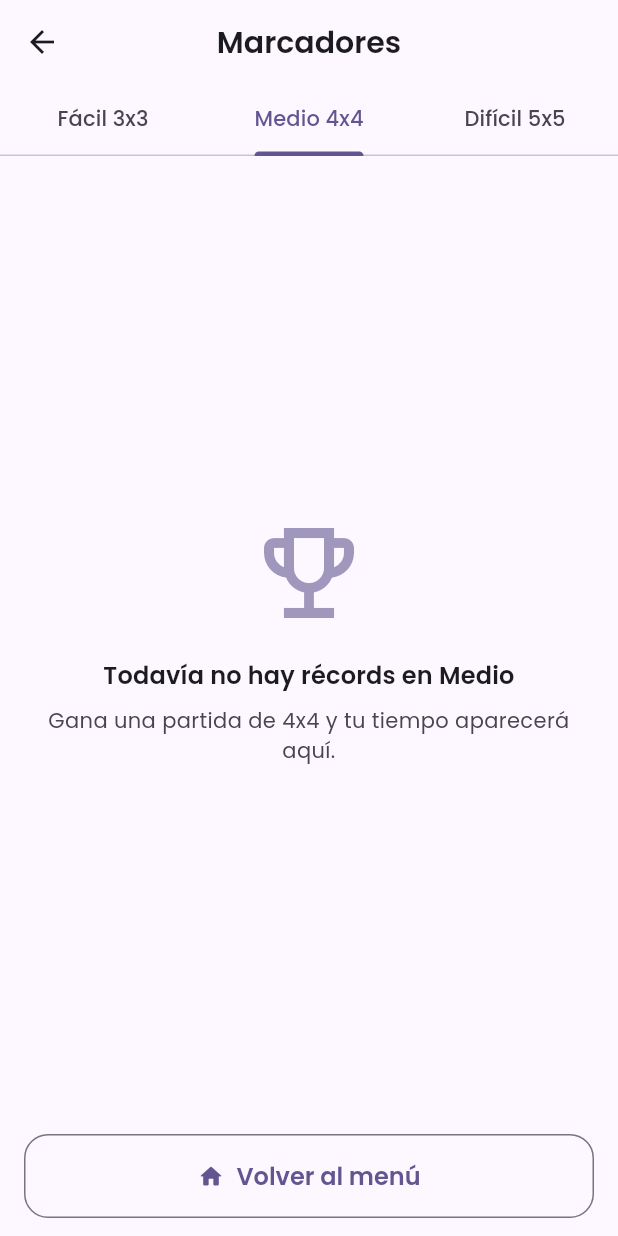
After one commit to vgallo1212/puzzle15-flutter, a Flutter app: the screen it shows after launch, after a tap on "Marcadores", on a phone screen of 412 x 824 dp. The commit adds this screen. Run offline on Flutter 3.47's test engine with Material 3 defaults, Android fonts, the phone set to English and light mode, and no system bars; our stand-ins replace animate_do, shared_preferences.

Commit message:
Pantalla de marcadores por dificultad

```diff
--- a/lib/screens/menu_screen.dart
+++ b/lib/screens/menu_screen.dart
@@ -10,6 +10,7 @@ import '../widgets/game_logo.dart';
 import '../widgets/menu_button.dart';
 import 'game_screen.dart';
 import 'instructions_screen.dart';
+import 'scores_screen.dart';
 import 'settings_screen.dart';
 
 class MenuScreen extends StatelessWidget {
@@ -122,6 +123,17 @@ class MenuScreen extends StatelessWidget {
                         else
                           const SizedBox(height: 14),
                         Entrance(
+                          delay: const Duration(milliseconds: 300),
+                          child: MenuButton(
+                            icon: Icons.emoji_events_rounded,
+                            label: 'Marcadores',
+                            subtitle: 'Tus mejores partidas',
+                            onPressed: () =>
+                                _open(context, const ScoresScreen()),
+                          ),
+                        ),
+                        const SizedBox(height: 14),
+                        Entrance(
                           delay: const Duration(milliseconds: 400),
                           child: MenuButton(
                             icon: Icons.tune_rounded,
--- /dev/null
+++ b/lib/screens/scores_screen.dart
@@ -0,0 +1,344 @@
+import 'package:flutter/material.dart';
+
+import '../app_scope.dart';
+import '../models/difficulty.dart';
+import '../models/score_entry.dart';
+import '../services/scores_repository.dart';
+import '../utils/format.dart';
+import '../widgets/entrance.dart';
+
+class ScoresScreen extends StatefulWidget {
+  const ScoresScreen({super.key});
+
+  @override
+  State<ScoresScreen> createState() => _ScoresScreenState();
+}
+
+class _ScoresScreenState extends State<ScoresScreen> {
+  Future<void> _clearAll(ScoresRepository scores) async {
+    final ok = await showDialog<bool>(
+      context: context,
+      builder: (context) => AlertDialog(
+        icon: const Icon(Icons.delete_forever_rounded),
+        title: const Text('¿Borrar todos los marcadores?'),
+        content: const Text(
+          'Se eliminarán los récords de las tres dificultades. '
+          'Esta acción no se puede deshacer.',
+        ),
+        actions: [
+          TextButton(
+            onPressed: () => Navigator.of(context).pop(false),
+            child: const Text('Cancelar'),
+          ),
+          FilledButton(
+            style: FilledButton.styleFrom(
+              backgroundColor: Theme.of(context).colorScheme.error,
+              foregroundColor: Theme.of(context).colorScheme.onError,
+            ),
+            onPressed: () => Navigator.of(context).pop(true),
+            child: const Text('Borrar'),
+          ),
+        ],
+      ),
+    );
+    if (ok != true) return;
+    await scores.clearAll();
+    if (!mounted) return;
+    setState(() {});
+    ScaffoldMessenger.of(context)
+        .showSnackBar(const SnackBar(content: Text('Marcadores borrados')));
+  }
+
+  @override
+  Widget build(BuildContext context) {
+    final scores = AppScope.scoresOf(context);
+    final settings = AppScope.settingsOf(context);
+    final initialTab = Difficulty.values.indexOf(settings.difficulty);
+
+    return DefaultTabController(
+      length: Difficulty.values.length,
+      initialIndex: initialTab,
+      child: Scaffold(
+        appBar: AppBar(
+          title: const Text('Marcadores'),
+          actions: [
+            if (!scores.isEmpty)
+              IconButton(
+                tooltip: 'Borrar marcadores',
+                onPressed: () => _clearAll(scores),
+                icon: const Icon(Icons.delete_outline_rounded),
+              ),
+            const SizedBox(width: 8),
+          ],
+          bottom: TabBar(
+            tabs: [
+              for (final d in Difficulty.values)
+                Tab(text: '${d.label} ${d.gridLabel}'),
+            ],
+          ),
+        ),
+        body: TabBarView(
+          children: [
+            for (final d in Difficulty.values)
+              _DifficultyScores(difficulty: d, scores: scores),
+          ],
+        ),
+        bottomNavigationBar: SafeArea(
+          child: Padding(
+            padding: const EdgeInsets.fromLTRB(16, 8, 16, 12),
+            child: Center(
+              heightFactor: 1,
+              child: ConstrainedBox(
+                constraints: const BoxConstraints(maxWidth: 400),
+                child: SizedBox(
+                  width: double.infinity,
+                  child: OutlinedButton.icon(
+                    onPressed: () => Navigator.of(context).pop(),
+                    icon: const Icon(Icons.home_rounded),
+                    label: const Text('Volver al menú'),
+                  ),
+                ),
+              ),
+            ),
+          ),
+        ),
+      ),
+    );
+  }
+}
+
+class _DifficultyScores extends StatelessWidget {
+  const _DifficultyScores({required this.difficulty, required this.scores});
+
+  final Difficulty difficulty;
+  final ScoresRepository scores;
+
+  @override
+  Widget build(BuildContext context) {
+    final entries = scores.entriesFor(difficulty);
+    if (entries.isEmpty) return _EmptyScores(difficulty: difficulty);
+
+    final best = scores.bestTime(difficulty)!;
+    final fewest = scores.fewestMoves(difficulty)!;
+    final scheme = Theme.of(context).colorScheme;
+
+    return Center(
+      child: ConstrainedBox(
+        constraints: const BoxConstraints(maxWidth: 640),
+        child: ListView(
+          padding: const EdgeInsets.all(16),
+          children: [
+            IntrinsicHeight(
+              child: Row(
+                crossAxisAlignment: CrossAxisAlignment.stretch,
+                children: [
+                  Expanded(
+                    child: Entrance(
+                      child: _RecordCard(
+                        icon: Icons.timer_rounded,
+                        title: 'Mejor tiempo',
+                        value: formatDuration(best.time),
+                        detail: '${best.moves} movimientos',
+                        date: best.date,
+                      ),
+                    ),
+                  ),
+                  const SizedBox(width: 12),
+                  Expanded(
+                    child: Entrance(
+                      delay: const Duration(milliseconds: 100),
+                      child: _RecordCard(
+                        icon: Icons.swap_horiz_rounded,
+                        title: 'Menos movimientos',
+                        value: '${fewest.moves}',
+                        detail: 'en ${formatDuration(fewest.time)}',
+                        date: fewest.date,
+                      ),
+                    ),
+                  ),
+                ],
+              ),
+            ),
+            const SizedBox(height: 24),
+            Text(
+              'Mejores partidas',
+              style: Theme.of(context).textTheme.titleMedium
+                  ?.copyWith(fontWeight: FontWeight.w700),
+            ),
+            const SizedBox(height: 8),
+            Card(
+              child: Column(
+                children: [
+                  for (var i = 0; i < entries.length; i++) ...[
+                    if (i > 0)
+                      const Divider(height: 1, indent: 16, endIndent: 16),
+                    _EntryRow(position: i + 1, entry: entries[i]),
+                  ],
+                ],
+              ),
+            ),
+            const SizedBox(height: 8),
+            Text(
+              'Ordenadas por tiempo. Las partidas en contrarreloj llevan un reloj de arena.',
+              style: TextStyle(fontSize: 12, color: scheme.onSurfaceVariant),
+            ),
+          ],
+        ),
+      ),
+    );
+  }
+}
+
+class _RecordCard extends StatelessWidget {
+  const _RecordCard({
+    required this.icon,
+    required this.title,
+    required this.value,
+    required this.detail,
+    required this.date,
+  });
+
+  final IconData icon;
+  final String title;
+  final String value;
+  final String detail;
+  final DateTime date;
+
+  @override
+  Widget build(BuildContext context) {
+    final scheme = Theme.of(context).colorScheme;
+    return Card(
+      color: scheme.primaryContainer,
+      child: Padding(
+        padding: const EdgeInsets.all(16),
+        child: Column(
+          crossAxisAlignment: CrossAxisAlignment.start,
+          children: [
+            Icon(icon, color: scheme.onPrimaryContainer),
+            const SizedBox(height: 8),
+            Text(
+              title,
+              style: TextStyle(color: scheme.onPrimaryContainer, fontSize: 13),
+            ),
+            FittedBox(
+              fit: BoxFit.scaleDown,
+              child: Text(
+                value,
+                style: TextStyle(
+                  color: scheme.onPrimaryContainer,
+                  fontSize: 28,
+                  fontWeight: FontWeight.w700,
+                ),
+              ),
+            ),
+            Text(
+              detail,
+              style: TextStyle(color: scheme.onPrimaryContainer, fontSize: 13),
+            ),
+            const SizedBox(height: 4),
+            Text(
+              formatDate(date),
+              style: TextStyle(
+                color: scheme.onPrimaryContainer.withValues(alpha: 0.7),
+                fontSize: 11,
+              ),
+            ),
+          ],
+        ),
+      ),
+    );
+  }
+}
+
+class _EntryRow extends StatelessWidget {
+  const _EntryRow({required this.position, required this.entry});
+
+  final int position;
+  final ScoreEntry entry;
+
+  @override
+  Widget build(BuildContext context) {
+    final scheme = Theme.of(context).colorScheme;
+    final medal = switch (position) {
+      1 => const Color(0xFFFFC23C),
+      2 => const Color(0xFFB8C2CC),
+      3 => const Color(0xFFCD8B5A),
+      _ => scheme.surfaceContainerHighest,
+    };
+
+    return ListTile(
+      leading: CircleAvatar(
+        backgroundColor: medal,
+        foregroundColor: position <= 3 ? Colors.black87 : scheme.onSurface,
+        child: Text(
+          '$position',
+          style: const TextStyle(fontWeight: FontWeight.w700),
+        ),
+      ),
+      title: Text.rich(
+        TextSpan(
+          text: formatDuration(entry.time),
+          style: const TextStyle(fontWeight: FontWeight.w600),
+          children: [
+            if (entry.timed)
+              WidgetSpan(
+                alignment: PlaceholderAlignment.middle,
+                child: Padding(
+                  padding: const EdgeInsets.only(left: 6),
+                  child: Icon(
+                    Icons.hourglass_bottom_rounded,
+                    size: 16,
+                    color: scheme.primary,
+                  ),
+                ),
+              ),
+          ],
+        ),
+      ),
+      subtitle: Text(formatDate(entry.date)),
+      trailing: Text('${entry.moves} mov.'),
+    );
+  }
+}
+
+class _EmptyScores extends StatelessWidget {
+  const _EmptyScores({required this.difficulty});
+
+  final Difficulty difficulty;
+
+  @override
+  Widget build(BuildContext context) {
+    final scheme = Theme.of(context).colorScheme;
+    return Center(
+      child: Padding(
+        padding: const EdgeInsets.all(32),
+        child: Entrance(
+          from: EntranceFrom.zoom,
+          child: Column(
+            mainAxisSize: MainAxisSize.min,
+            children: [
+              Icon(
+                Icons.emoji_events_outlined,
+                size: 80,
+                color: scheme.primary.withValues(alpha: 0.6),
+              ),
+              const SizedBox(height: 16),
+              Text(
+                'Todavía no hay récords en ${difficulty.label}',
+                textAlign: TextAlign.center,
+                style: Theme.of(context).textTheme.titleMedium
+                    ?.copyWith(fontWeight: FontWeight.w600),
+              ),
+              const SizedBox(height: 8),
+              Text(
+                'Gana una partida de ${difficulty.gridLabel} y tu tiempo aparecerá aquí.',
+                textAlign: TextAlign.center,
+                style: TextStyle(color: scheme.onSurfaceVariant),
+              ),
+            ],
+          ),
+        ),
+      ),
+    );
+  }
+}
```
